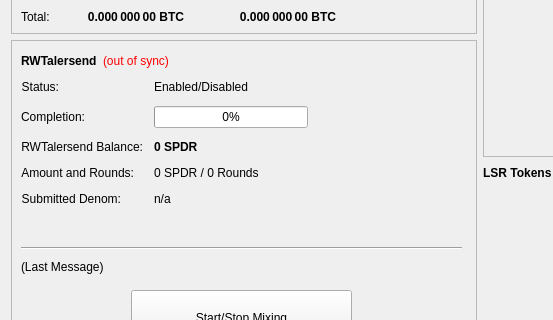
Qt form src/qt/forms/overviewpage.ui (Miner2212/RWTaler_RWTA) before a commit; both pictures show x 0 to 553 and y 162 to 482 of the 960 by 630 pixel window.
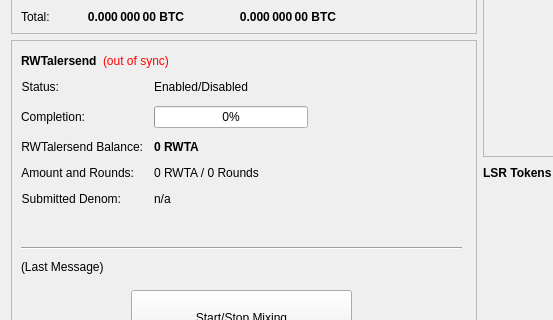
The same form after that commit. Custom widgets are drawn as their Qt base class.

Commit message: SPDR_TO_RWTA

Diff of the .ui file:
```diff
--- a/src/qt/forms/overviewpage.ui
+++ b/src/qt/forms/overviewpage.ui
@@ -480,7 +480,7 @@
               </font>
              </property>
              <property name="text">
-              <string notr="true">0 SPDR</string>
+              <string notr="true">0 RWTA</string>
              </property>
             </widget>
            </item>
@@ -497,7 +497,7 @@
            <item row="3" column="1">
             <widget class="QLabel" name="labelAmountRounds">
              <property name="text">
-              <string>0 SPDR / 0 Rounds</string>
+              <string>0 RWTA / 0 Rounds</string>
              </property>
             </widget>
            </item>
```
Left out of the diff: 6 changed lines with no effect on the pictures. The commit also changes 307 other files.
